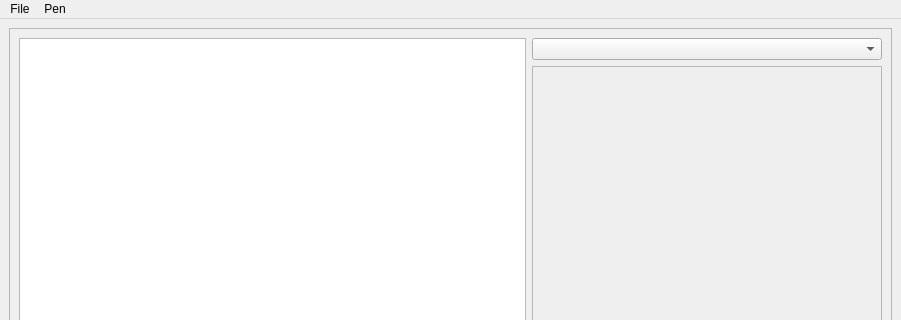
The window that data/ui/pynguin.ui (aresnick/pynguin) describes before a commit, drawn with Qt 5; both pictures show x 0 to 901 and y 0 to 320 of the 901 by 600 pixel window.
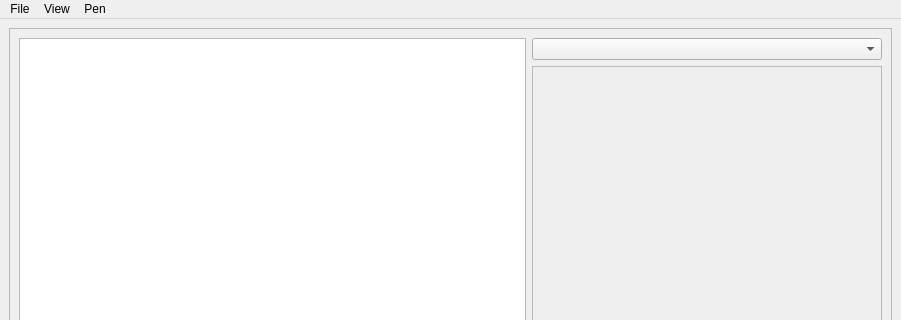
The same window after the commit.

Commit message: separate pynguin object from graphics item to make changing picture easier. Add arrow picture.

The edit to the form file:
```diff
--- a/data/ui/pynguin.ui
+++ b/data/ui/pynguin.ui
@@ -121,7 +121,15 @@
     <addaction name="actionColor"/>
     <addaction name="actionWidth"/>
    </widget>
+   <widget class="QMenu" name="menuPynguin">
+    <property name="title">
+     <string>View</string>
+    </property>
+    <addaction name="actionPynguin"/>
+    <addaction name="actionArrow"/>
+   </widget>
    <addaction name="menuQuit"/>
+   <addaction name="menuPynguin"/>
    <addaction name="menuPen"/>
   </widget>
   <widget class="QStatusBar" name="statusbar"/>
```
Left out of the diff: 50 changed lines with no effect on the pictures. The commit also changes 2 other files.
